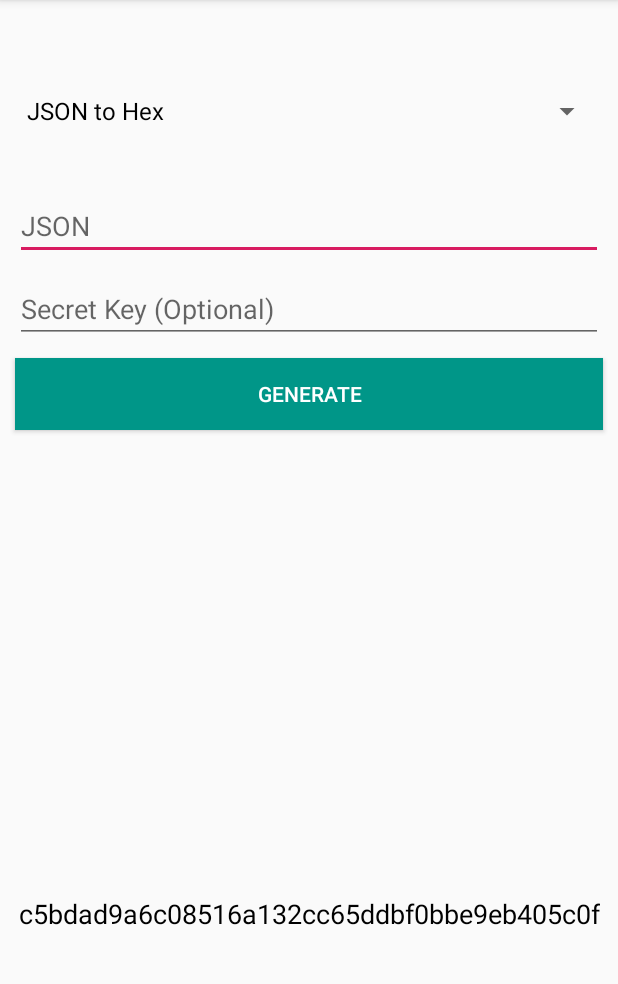
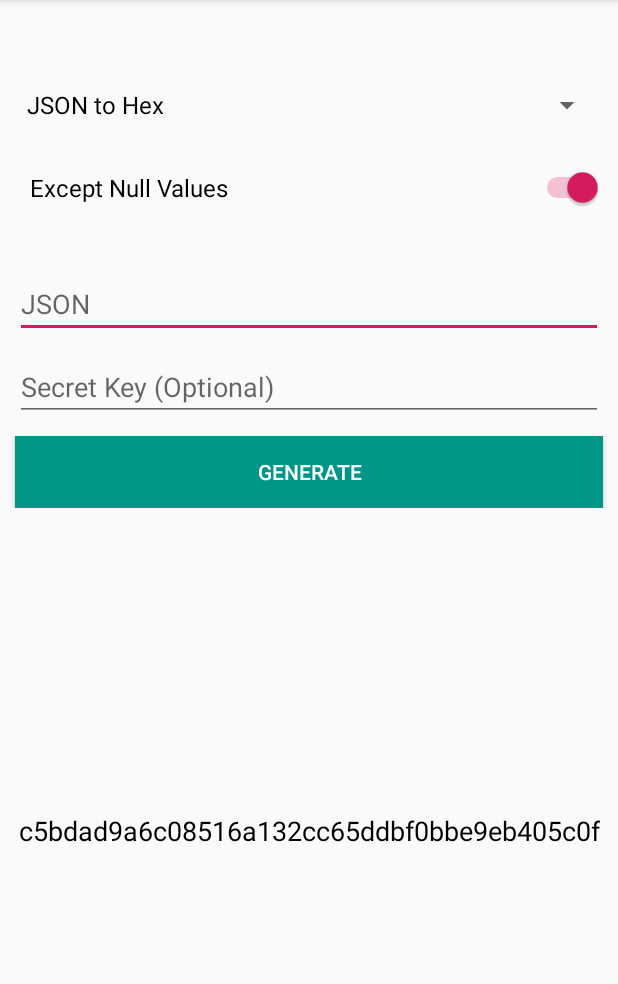
Before and after one commit to YeLinhAung/SHA1-Generator, an Android app: the screen it shows after launch (MainActivity), after a tap on "GENERATE", on a phone screen of 412 x 824 dp, the part 84-1068 px from its top. Run offline under Robolectric (Android 15) with nearby library versions, the phone set to English and light mode, and no system bars.

Commit message:
added toggle for except null values

```diff
--- a/app/src/main/java/com/example/sha1generator/MainActivity.kt
+++ b/app/src/main/java/com/example/sha1generator/MainActivity.kt
@@ -52,6 +52,7 @@ class MainActivity : AppCompatActivity() {
         outState.putString("jsonStr", edtJsonString.text.toString())
         outState.putString("secretStr", edtSecretKey.text.toString())
         outState.putString("signStr", tvSign.text.toString())
+        outState.putBoolean("exceptNull", toggleExceptNull.isChecked)
     }
 
     override fun onRestoreInstanceState(savedInstanceState: Bundle) {
@@ -59,6 +60,7 @@ class MainActivity : AppCompatActivity() {
         edtJsonString.setText(savedInstanceState.getString("jsonStr"))
         edtSecretKey.setText(savedInstanceState.getString("secretStr"))
         tvSign.text = savedInstanceState.getString("signStr")
+        toggleExceptNull.isChecked = savedInstanceState.getBoolean("exceptNull")
     }
 
     private fun setUpUI(){
@@ -93,8 +95,8 @@ class MainActivity : AppCompatActivity() {
             ) {
                 when (position){
 
-                    0 -> { edtJsonString.hint = "JSON"; edtJsonString.text.clear() }
-                    1 -> { edtJsonString.hint = "QUERY"; edtJsonString.text.clear() }
+                    0 -> { edtJsonString.hint = "JSON"}
+                    1 -> { edtJsonString.hint = "QUERY"}
 
                 }
             }
@@ -200,13 +202,24 @@ class MainActivity : AppCompatActivity() {
         val sb = StringBuilder()
         val json = JSONObject(unParsedString)
         val keys: Iterator<String> = json.keys()
+
         while (keys.hasNext()) {
             val key = keys.next()
-            sb.append(key)
-            sb.append("=")
-            sb.append(json.get(key))
-            if (keys.hasNext()) sb.append("&")
+            if (toggleExceptNull.isChecked){
+                if (json.get(key) != ""){
+                    sb.append(key)
+                    sb.append("=")
+                    sb.append(json.get(key))
+                    if (keys.hasNext()) sb.append("&")
+                }
+            } else{
+                sb.append(key)
+                sb.append("=")
+                sb.append(json.get(key))
+                if (keys.hasNext()) sb.append("&")
+            }
         }
+
         return sb.toString()
 
     }
--- a/app/src/main/res/layout/activity_main.xml
+++ b/app/src/main/res/layout/activity_main.xml
@@ -10,7 +10,7 @@
     <androidx.constraintlayout.widget.ConstraintLayout
         android:id="@+id/constraintLayout"
         android:layout_width="match_parent"
-        android:layout_height="400dp"
+        android:layout_height="wrap_content"
         android:layout_marginTop="50dp"
         app:layout_constraintLeft_toLeftOf="parent"
         app:layout_constraintRight_toRightOf="parent"
@@ -19,7 +19,7 @@
         <Spinner
             android:id="@+id/spinnerOption"
             android:layout_width="match_parent"
-            android:layout_height="wrap_content"
+            android:layout_height="40dp"
             android:layout_marginStart="10dp"
             android:layout_marginLeft="10dp"
             android:layout_marginEnd="10dp"
@@ -27,6 +27,40 @@
             app:layout_constraintEnd_toEndOf="parent"
             app:layout_constraintStart_toStartOf="parent"
             app:layout_constraintTop_toTopOf="parent" />
+
+        <LinearLayout
+            android:id="@+id/linearLayout"
+            android:layout_width="match_parent"
+            android:layout_height="50dp"
+            android:layout_marginStart="10dp"
+            android:layout_marginLeft="10dp"
+            android:layout_marginTop="10dp"
+            android:layout_marginEnd="10dp"
+            android:layout_marginRight="10dp"
+            android:orientation="horizontal"
+            android:gravity="center_vertical"
+            app:layout_constraintEnd_toEndOf="parent"
+            app:layout_constraintStart_toStartOf="parent"
+            app:layout_constraintTop_toBottomOf="@+id/spinnerOption">
+
+            <!--<TextView
+                android:layout_width="wrap_content"
+                android:layout_height="wrap_content"
+                android:text="Except Null Values"
+                android:layout_marginLeft="10dp"
+                android:textSize="16dp"
+                android:textColor="@android:color/primary_text_light"/>-->
+
+            <Switch
+                android:id="@+id/toggleExceptNull"
+                android:layout_width="match_parent"
+                android:layout_height="wrap_content"
+                android:layout_marginLeft="10dp"
+                android:checked="true"
+                android:text="Except Null Values"
+                android:textSize="16sp" />
+
+        </LinearLayout>
 
         <EditText
             android:id="@+id/edtJsonString"
@@ -43,9 +77,9 @@
             android:inputType="textMultiLine|text"
             android:singleLine="false"
             app:layout_constraintEnd_toEndOf="parent"
-            app:layout_constraintHorizontal_bias="0.0"
+            app:layout_constraintHorizontal_bias="1.0"
             app:layout_constraintStart_toStartOf="parent"
-            app:layout_constraintTop_toBottomOf="@+id/spinnerOption" />
+            app:layout_constraintTop_toBottomOf="@+id/linearLayout" />
 
         <EditText
             android:id="@+id/edtSecretKey"
```
